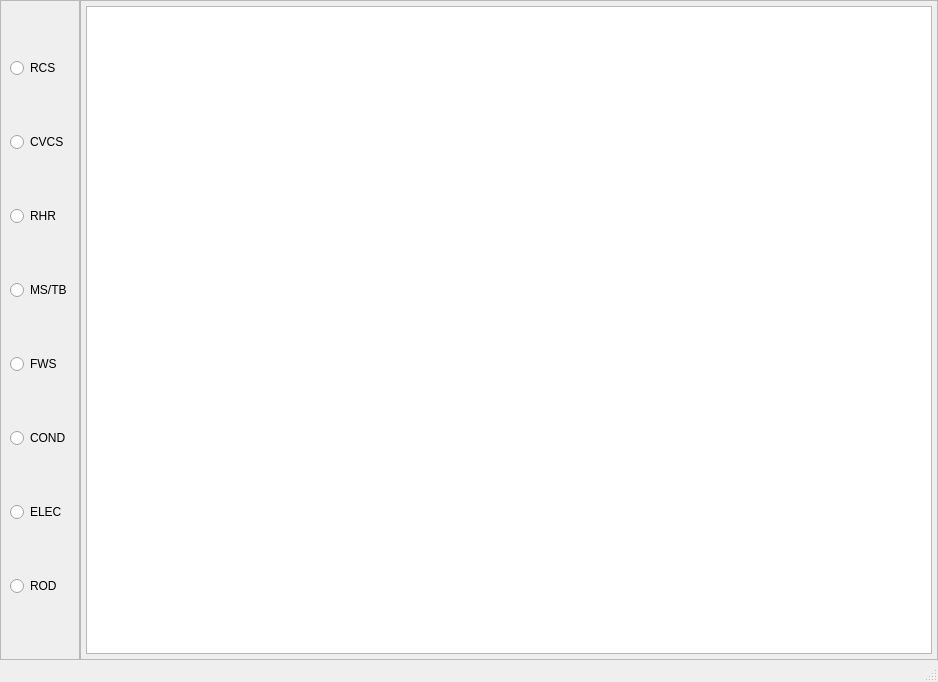
This is CNS_Monitoring_COMP/interface/MainWinCOMP.ui in LeeDaeil/GUI_Platform_Lab as Qt 5 draws it before an edit. The edited form follows.
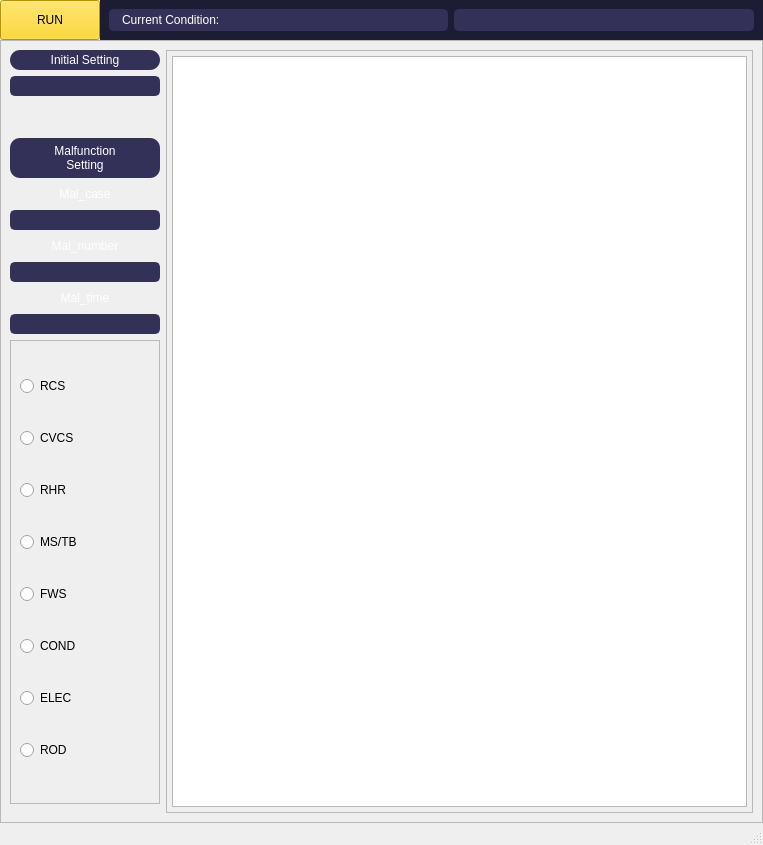
This is the edited form.

```diff
--- a/CNS_Monitoring_COMP/interface/MainWinCOMP.ui
+++ b/CNS_Monitoring_COMP/interface/MainWinCOMP.ui
@@ -6,18 +6,223 @@
    <rect>
     <x>0</x>
     <y>0</y>
-    <width>938</width>
-    <height>682</height>
+    <width>763</width>
+    <height>845</height>
    </rect>
   </property>
   <property name="windowTitle">
    <string>MainWindow</string>
   </property>
   <widget class="QWidget" name="centralwidget">
+   <layout class="QVBoxLayout" name="verticalLayout_4">
+    <property name="spacing">
+     <number>0</number>
+    </property>
+    <property name="leftMargin">
+     <number>0</number>
+    </property>
+    <property name="topMargin">
+     <number>0</number>
+    </property>
+    <property name="rightMargin">
+     <number>0</number>
+    </property>
+    <property name="bottomMargin">
+     <number>0</number>
+    </property>
+    <item>
+     <widget class="QFrame" name="Top_bar">
+      <property name="maximumSize">
+       <size>
+        <width>16777215</width>
+        <height>40</height>
+       </size>
+      </property>
+      <property name="styleSheet">
+       <string notr="true">background-color: rgb(29, 28, 53);
+</string>
+      </property>
+      <property name="frameShape">
+       <enum>QFrame::NoFrame</enum>
+      </property>
+      <property name="frameShadow">
+       <enum>QFrame::Raised</enum>
+      </property>
+      <layout class="QHBoxLayout" name="horizontalLayout_2">
+       <property name="spacing">
+        <number>0</number>
+       </property>
+       <property name="leftMargin">
+        <number>0</number>
+       </property>
+       <property name="topMargin">
+        <number>0</number>
+       </property>
+       <property name="rightMargin">
+        <number>0</number>
+       </property>
+       <property name="bottomMargin">
+        <number>0</number>
+       </property>
+       <item>
+        <widget class="QFrame" name="Top_toggle">
+         <property name="maximumSize">
+          <size>
+           <width>100</width>
+           <height>100</height>
+          </size>
+         </property>
+         <property name="styleSheet">
+          <string notr="true">background-color: rgb(255, 255, 255);</string>
+         </property>
+         <property name="frameShape">
+          <enum>QFrame::NoFrame</enum>
+         </property>
+         <property name="frameShadow">
+          <enum>QFrame::Plain</enum>
+         </property>
+         <property name="lineWidth">
+          <number>0</number>
+         </property>
+         <layout class="QVBoxLayout" name="verticalLayout_3">
+          <property name="spacing">
+           <number>0</number>
+          </property>
+          <property name="leftMargin">
+           <number>0</number>
+          </property>
+          <property name="topMargin">
+           <number>0</number>
+          </property>
+          <property name="rightMargin">
+           <number>0</number>
+          </property>
+          <property name="bottomMargin">
+           <number>0</number>
+          </property>
+          <item>
+           <widget class="QPushButton" name="Run">
+            <property name="sizePolicy">
+             <sizepolicy hsizetype="Expanding" vsizetype="Expanding">
+              <horstretch>0</horstretch>
+              <verstretch>0</verstretch>
+             </sizepolicy>
+            </property>
+            <property name="styleSheet">
+             <string notr="true">QPushButton {
+	font: 70 14pt &quot;맑은 고딕&quot;;
+	background-color: rgb(255, 209, 0);
+}
+QPushButton:hover {
+	font: 70 14pt &quot;맑은 고딕&quot;;
+	background-color: rgb(255, 93, 86);
+}
+QPushButton:checked {
+	font: 70 14pt &quot;맑은 고딕&quot;;
+	background-color: rgb(0, 93, 86);
+	border: none; 
+}
+
+</string>
+            </property>
+            <property name="text">
+             <string>RUN</string>
+            </property>
+            <property name="checkable">
+             <bool>true</bool>
+            </property>
+           </widget>
+          </item>
+         </layout>
+        </widget>
+       </item>
+       <item>
+        <widget class="QFrame" name="Top_width">
+         <property name="frameShape">
+          <enum>QFrame::NoFrame</enum>
+         </property>
+         <property name="frameShadow">
+          <enum>QFrame::Raised</enum>
+         </property>
+         <layout class="QHBoxLayout" name="horizontalLayout_3">
+          <item>
+           <widget class="QLabel" name="Top_width_output">
+            <property name="styleSheet">
+             <string notr="true">QLabel {
+    border: 2px solid rgb(52,49,89);
+    border-radius: 5px;
+    padding: 0 8px;
+    background: rgb(52,49,89);
+	font: 75 14pt &quot;맑은 고딕&quot;;
+	color: rgb(255, 255, 255);
+    selection-background-color: darkgray;
+}</string>
+            </property>
+            <property name="text">
+             <string>Current Condition:</string>
+            </property>
+            <property name="alignment">
+             <set>Qt::AlignLeading|Qt::AlignLeft|Qt::AlignVCenter</set>
+            </property>
+           </widget>
+          </item>
+          <item>
+           <widget class="QLabel" name="Top_width_emp">
+            <property name="maximumSize">
+             <size>
+              <width>300</width>
+              <height>16777215</height>
+             </size>
+            </property>
+            <property name="styleSheet">
+             <string notr="true">QLabel {
+    border: 2px solid rgb(52,49,89);
+    border-radius: 5px;
+    padding: 0 8px;
+    background: rgb(52,49,89);
+	font: 75 14pt &quot;맑은 고딕&quot;;
+	color: rgb(255, 255, 255);
+    selection-background-color: darkgray;
+}</string>
+            </property>
+            <property name="text">
+             <string/>
+            </property>
+            <property name="alignment">
+             <set>Qt::AlignCenter</set>
+            </property>
+           </widget>
+          </item>
+         </layout>
+        </widget>
+       </item>
+      </layout>
+     </widget>
+    </item>
+    <item>
+     <widget class="QFrame" name="Bottom">
+      <property name="frameShape">
+       <enum>QFrame::StyledPanel</enum>
+      </property>
+      <property name="frameShadow">
+       <enum>QFrame::Raised</enum>
+      </property>
    <layout class="QHBoxLayout" name="horizontalLayout">
-    <property name="spacing">
-     <number>0</number>
-    </property>
+       <item>
+        <widget class="QFrame" name="Content_menu">
+         <property name="maximumSize">
+          <size>
+           <width>150</width>
+           <height>16777215</height>
+          </size>
+         </property>
+         <property name="frameShape">
+          <enum>QFrame::NoFrame</enum>
+         </property>
+         <property name="frameShadow">
+          <enum>QFrame::Raised</enum>
+         </property>
+         <layout class="QVBoxLayout" name="verticalLayout_2">
     <property name="leftMargin">
      <number>0</number>
     </property>
@@ -27,9 +232,226 @@
     <property name="rightMargin">
      <number>0</number>
     </property>
-    <property name="bottomMargin">
-     <number>0</number>
-    </property>
+          <item>
+           <widget class="QPushButton" name="Ini_setting">
+            <property name="maximumSize">
+             <size>
+              <width>16777215</width>
+              <height>20</height>
+             </size>
+            </property>
+            <property name="styleSheet">
+             <string notr="true">QPushButton {
+	color: rgb(255, 255, 255);
+	font: 75 9pt &quot;맑은 고딕&quot;;
+    border-radius: 10px;
+	background-color: rgb(52,49,89);
+}
+QPushButton:hover {
+	color: rgb(255, 255, 255);
+	font: 75 9pt &quot;맑은 고딕&quot;;
+	border: 1px solid  #dddddd;
+    border-radius: 10px;
+	background-color: rgb(52,49,89);
+}
+QPushButton:pressed{
+	color: rgb(204, 18, 89);
+	font: 75 9pt &quot;맑은 고딕&quot;;
+	border: 2px solid  #dddddd;
+    border-radius: 10px;
+	background-color: rgb(52,49,89);
+}
+</string>
+            </property>
+            <property name="text">
+             <string>Initial Setting</string>
+            </property>
+           </widget>
+          </item>
+          <item>
+           <widget class="QLineEdit" name="Line_ini_0">
+            <property name="styleSheet">
+             <string notr="true">QLineEdit {
+    border: 2px solid rgb(52,49,89);
+    border-radius: 5px;
+    padding: 0 8px;
+    background: rgb(52,49,89);
+	color: rgb(255, 255, 255);
+    selection-background-color: darkgray;
+}</string>
+            </property>
+            <property name="alignment">
+             <set>Qt::AlignCenter</set>
+            </property>
+           </widget>
+          </item>
+          <item>
+           <widget class="QLabel" name="Content_menu_empty_2">
+            <property name="maximumSize">
+             <size>
+              <width>16777215</width>
+              <height>30</height>
+             </size>
+            </property>
+            <property name="text">
+             <string/>
+            </property>
+           </widget>
+          </item>
+          <item>
+           <widget class="QPushButton" name="Mal_setting">
+            <property name="maximumSize">
+             <size>
+              <width>16777215</width>
+              <height>40</height>
+             </size>
+            </property>
+            <property name="styleSheet">
+             <string notr="true">QPushButton {
+	color: rgb(255, 255, 255);
+	font: 75 9pt &quot;맑은 고딕&quot;;
+    border-radius: 10px;
+	background-color: rgb(52,49,89);
+}
+QPushButton:hover {
+	color: rgb(255, 255, 255);
+	font: 75 9pt &quot;맑은 고딕&quot;;
+	border: 1px solid  #dddddd;
+    border-radius: 10px;
+	background-color: rgb(52,49,89);
+}
+QPushButton:pressed{
+	color: rgb(204, 18, 89);
+	font: 75 9pt &quot;맑은 고딕&quot;;
+	border: 2px solid  #dddddd;
+    border-radius: 10px;
+	background-color: rgb(52,49,89);
+}
+</string>
+            </property>
+            <property name="text">
+             <string>Malfunction
+Setting</string>
+            </property>
+           </widget>
+          </item>
+          <item>
+           <widget class="QLabel" name="Label_mal_0_case">
+            <property name="maximumSize">
+             <size>
+              <width>16777215</width>
+              <height>20</height>
+             </size>
+            </property>
+            <property name="styleSheet">
+             <string notr="true">color: rgb(255, 255, 255);
+font: 75 9pt &quot;맑은 고딕&quot;;</string>
+            </property>
+            <property name="text">
+             <string>Mal_case</string>
+            </property>
+            <property name="alignment">
+             <set>Qt::AlignCenter</set>
+            </property>
+           </widget>
+          </item>
+          <item>
+           <widget class="QLineEdit" name="Line_mal_0_case">
+            <property name="styleSheet">
+             <string notr="true">QLineEdit {
+    border: 2px solid rgb(52,49,89);
+    border-radius: 5px;
+    padding: 0 8px;
+    background: rgb(52,49,89);
+	color: rgb(255, 255, 255);
+    selection-background-color: darkgray;
+}</string>
+            </property>
+            <property name="alignment">
+             <set>Qt::AlignCenter</set>
+            </property>
+           </widget>
+          </item>
+          <item>
+           <widget class="QLabel" name="Label_mal_1_nub">
+            <property name="maximumSize">
+             <size>
+              <width>16777215</width>
+              <height>20</height>
+             </size>
+            </property>
+            <property name="styleSheet">
+             <string notr="true">color: rgb(255, 255, 255);
+font: 75 9pt &quot;맑은 고딕&quot;;</string>
+            </property>
+            <property name="text">
+             <string>Mal_number</string>
+            </property>
+            <property name="alignment">
+             <set>Qt::AlignCenter</set>
+            </property>
+           </widget>
+          </item>
+          <item>
+           <widget class="QLineEdit" name="Line_mal_1_nub">
+            <property name="styleSheet">
+             <string notr="true">QLineEdit {
+    border: 2px solid rgb(52,49,89);
+    border-radius: 5px;
+    padding: 0 8px;
+    background: rgb(52,49,89);
+	color: rgb(255, 255, 255);
+    selection-background-color: darkgray;
+}</string>
+            </property>
+            <property name="alignment">
+             <set>Qt::AlignCenter</set>
+            </property>
+           </widget>
+          </item>
+          <item>
+           <widget class="QLabel" name="Label_mal_2_time">
+            <property name="maximumSize">
+             <size>
+              <width>16777215</width>
+              <height>20</height>
+             </size>
+            </property>
+            <property name="styleSheet">
+             <string notr="true">color: rgb(255, 255, 255);
+font: 75 9pt &quot;맑은 고딕&quot;;</string>
+            </property>
+            <property name="text">
+             <string>Mal_time</string>
+            </property>
+            <property name="alignment">
+             <set>Qt::AlignCenter</set>
+            </property>
+           </widget>
+          </item>
+          <item>
+           <widget class="QLineEdit" name="Line_mal_2_time">
+            <property name="maximumSize">
+             <size>
+              <width>16777215</width>
+              <height>20</height>
+             </size>
+            </property>
+            <property name="styleSheet">
+             <string notr="true">QLineEdit {
+    border: 2px solid rgb(52,49,89);
+    border-radius: 5px;
+    padding: 0 8px;
+    background: rgb(52,49,89);
+	color: rgb(255, 255, 255);
+    selection-background-color: darkgray;
+}</string>
+            </property>
+            <property name="alignment">
+             <set>Qt::AlignCenter</set>
+            </property>
+           </widget>
+          </item>
     <item>
      <widget class="QFrame" name="Sys">
       <property name="minimumSize">
@@ -40,7 +462,7 @@
       </property>
       <property name="maximumSize">
        <size>
-        <width>80</width>
+              <width>16777215</width>
         <height>16777215</height>
        </size>
       </property>
@@ -110,6 +532,9 @@
       </layout>
      </widget>
     </item>
+         </layout>
+        </widget>
+       </item>
     <item>
      <widget class="QFrame" name="Right">
       <property name="frameShape">
@@ -135,7 +560,7 @@
         <number>0</number>
        </property>
        <item row="0" column="0">
-        <widget class="QTableView" name="ShowTable">
+           <widget class="QTableWidget" name="ShowTable">
          <property name="minimumSize">
           <size>
            <width>0</width>
@@ -148,6 +573,9 @@
            <height>16777215</height>
           </size>
          </property>
+           </widget>
+          </item>
+         </layout>
         </widget>
        </item>
       </layout>
```
Left out of the diff: 2 changed lines with no effect on the pictures. Lines whose indentation alone changed are shown as unchanged.
